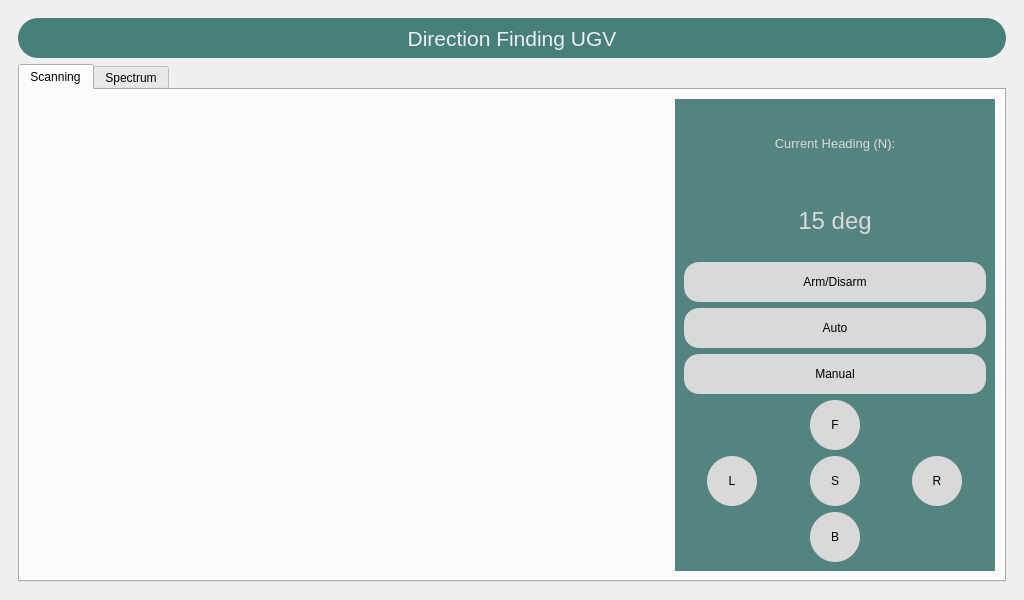
Old version of the form scripts/main_window.ui in the repository fabeha-raheel/DF-Tank-Project.
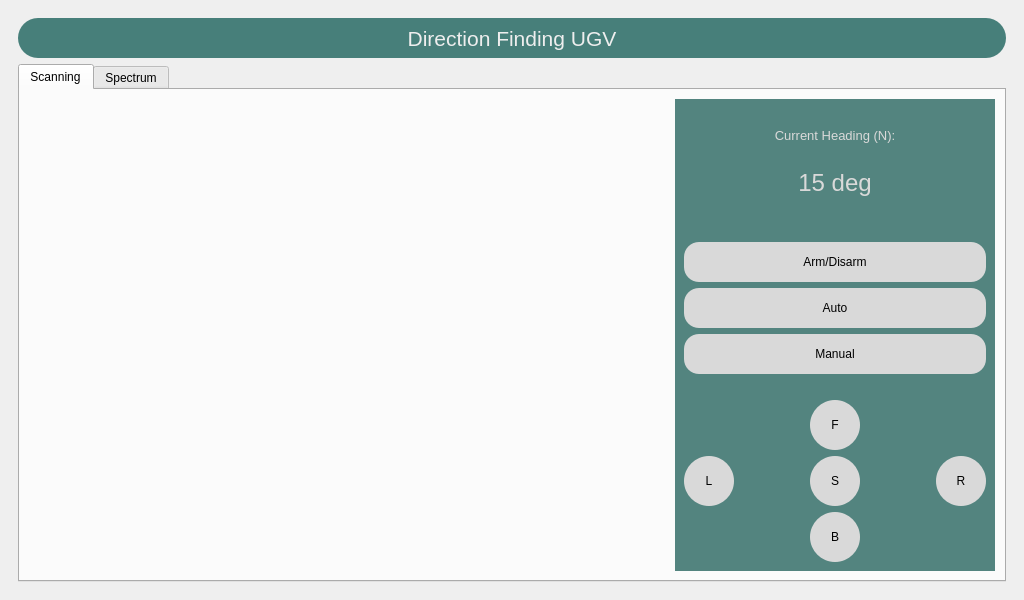
New version of the form. Icons and pictures are not drawn.

Patch:
```diff
--- a/scripts/main_window.ui
+++ b/scripts/main_window.ui
@@ -88,7 +88,7 @@
            <string/>
           </property>
           <property name="pixmap">
-           <pixmap resource="resources.qrc">:/icons/resources/prince_sattam_logo.png</pixmap>
+           <pixmap>:/icons/resources/prince_sattam_logo.png</pixmap>
           </property>
           <property name="scaledContents">
            <bool>true</bool>
@@ -178,6 +178,9 @@
                 </property>
                </widget>
               </item>
+              <item row="0" column="0" colspan="2">
+               <layout class="QVBoxLayout" name="plot_layout"/>
+              </item>
               <item row="0" column="2" rowspan="2">
                <widget class="QWidget" name="widget" native="true">
                 <property name="styleSheet">
@@ -186,6 +189,19 @@
 }</string>
                 </property>
                 <layout class="QVBoxLayout" name="verticalLayout_2">
+                 <item>
+                  <spacer name="verticalSpacer_7">
+                   <property name="orientation">
+                    <enum>Qt::Vertical</enum>
+                   </property>
+                   <property name="sizeHint" stdset="0">
+                    <size>
+                     <width>20</width>
+                     <height>40</height>
+                    </size>
+                   </property>
+                  </spacer>
+                 </item>
                  <item>
                   <widget class="QLabel" name="label_3">
                    <property name="sizePolicy">
@@ -210,6 +226,19 @@
                    </property>
                   </widget>
                  </item>
+                 <item>
+                  <spacer name="verticalSpacer_6">
+                   <property name="orientation">
+                    <enum>Qt::Vertical</enum>
+                   </property>
+                   <property name="sizeHint" stdset="0">
+                    <size>
+                     <width>20</width>
+                     <height>40</height>
+                    </size>
+                   </property>
+                  </spacer>
+                 </item>
                  <item>
                   <widget class="QLabel" name="label_4">
                    <property name="sizePolicy">
@@ -234,12 +263,38 @@
                    </property>
                   </widget>
                  </item>
+                 <item>
+                  <spacer name="verticalSpacer_4">
+                   <property name="orientation">
+                    <enum>Qt::Vertical</enum>
+                   </property>
+                   <property name="sizeHint" stdset="0">
+                    <size>
+                     <width>20</width>
+                     <height>40</height>
+                    </size>
+                   </property>
+                  </spacer>
+                 </item>
+                 <item>
+                  <spacer name="verticalSpacer_8">
+                   <property name="orientation">
+                    <enum>Qt::Vertical</enum>
+                   </property>
+                   <property name="sizeHint" stdset="0">
+                    <size>
+                     <width>20</width>
+                     <height>40</height>
+                    </size>
+                   </property>
+                  </spacer>
+                 </item>
                  <item>
                   <layout class="QGridLayout" name="gridLayout_4">
-                   <item row="4" column="1" alignment="Qt::AlignHCenter">
+                   <item row="5" column="2" alignment="Qt::AlignHCenter">
                     <widget class="QPushButton" name="stop_button">
                      <property name="sizePolicy">
-                      <sizepolicy hsizetype="Fixed" vsizetype="Fixed">
+                      <sizepolicy hsizetype="Minimum" vsizetype="Minimum">
                        <horstretch>0</horstretch>
                        <verstretch>0</verstretch>
                       </sizepolicy>
@@ -257,7 +312,20 @@
                      </property>
                     </widget>
                    </item>
-                   <item row="4" column="0" alignment="Qt::AlignHCenter">
+                   <item row="3" column="2">
+                    <spacer name="verticalSpacer_5">
+                     <property name="orientation">
+                      <enum>Qt::Vertical</enum>
+                     </property>
+                     <property name="sizeHint" stdset="0">
+                      <size>
+                       <width>20</width>
+                       <height>40</height>
+                      </size>
+                     </property>
+                    </spacer>
+                   </item>
+                   <item row="5" column="1">
                     <widget class="QPushButton" name="left_button">
                      <property name="sizePolicy">
                       <sizepolicy hsizetype="Fixed" vsizetype="Fixed">
@@ -279,48 +347,6 @@
                     </widget>
                    </item>
                    <item row="4" column="2" alignment="Qt::AlignHCenter">
-                    <widget class="QPushButton" name="right_button">
-                     <property name="sizePolicy">
-                      <sizepolicy hsizetype="Fixed" vsizetype="Fixed">
-                       <horstretch>0</horstretch>
-                       <verstretch>0</verstretch>
-                      </sizepolicy>
-                     </property>
-                     <property name="styleSheet">
-                      <string notr="true">QPushButton{
-	background-color: #D9D9D9;
-	width: 50px;
-	height: 50px;
-	border-radius: 25px;
-}</string>
-                     </property>
-                     <property name="text">
-                      <string>R</string>
-                     </property>
-                    </widget>
-                   </item>
-                   <item row="5" column="1" alignment="Qt::AlignHCenter">
-                    <widget class="QPushButton" name="backward_button">
-                     <property name="sizePolicy">
-                      <sizepolicy hsizetype="Fixed" vsizetype="Fixed">
-                       <horstretch>0</horstretch>
-                       <verstretch>0</verstretch>
-                      </sizepolicy>
-                     </property>
-                     <property name="styleSheet">
-                      <string notr="true">QPushButton{
-	background-color: #D9D9D9;
-	width: 50px;
-	height: 50px;
-	border-radius: 25px;
-}</string>
-                     </property>
-                     <property name="text">
-                      <string>B</string>
-                     </property>
-                    </widget>
-                   </item>
-                   <item row="3" column="1" alignment="Qt::AlignHCenter">
                     <widget class="QPushButton" name="forward_button">
                      <property name="sizePolicy">
                       <sizepolicy hsizetype="Fixed" vsizetype="Fixed">
@@ -341,55 +367,49 @@
                      </property>
                     </widget>
                    </item>
-                   <item row="0" column="0" colspan="3">
-                    <widget class="QPushButton" name="pushButton_3">
-                     <property name="minimumSize">
-                      <size>
-                       <width>80</width>
-                       <height>40</height>
-                      </size>
+                   <item row="6" column="2" alignment="Qt::AlignHCenter">
+                    <widget class="QPushButton" name="backward_button">
+                     <property name="sizePolicy">
+                      <sizepolicy hsizetype="Fixed" vsizetype="Fixed">
+                       <horstretch>0</horstretch>
+                       <verstretch>0</verstretch>
+                      </sizepolicy>
                      </property>
-                     <property name="font">
-                      <font>
-                       <pointsize>9</pointsize>
-                      </font>
-                     </property>
                      <property name="styleSheet">
                       <string notr="true">QPushButton{
 	background-color: #D9D9D9;
-	border-radius: 15px;
+	width: 50px;
+	height: 50px;
+	border-radius: 25px;
 }</string>
                      </property>
                      <property name="text">
-                      <string>Arm/Disarm</string>
+                      <string>B</string>
                      </property>
                     </widget>
                    </item>
-                   <item row="1" column="0" colspan="3">
-                    <widget class="QPushButton" name="pushButton">
-                     <property name="minimumSize">
-                      <size>
-                       <width>80</width>
-                       <height>40</height>
-                      </size>
+                   <item row="5" column="3">
+                    <widget class="QPushButton" name="right_button">
+                     <property name="sizePolicy">
+                      <sizepolicy hsizetype="Fixed" vsizetype="Fixed">
+                       <horstretch>0</horstretch>
+                       <verstretch>0</verstretch>
+                      </sizepolicy>
                      </property>
-                     <property name="font">
-                      <font>
-                       <pointsize>9</pointsize>
-                      </font>
-                     </property>
                      <property name="styleSheet">
                       <string notr="true">QPushButton{
 	background-color: #D9D9D9;
-	border-radius: 15px;
+	width: 50px;
+	height: 50px;
+	border-radius: 25px;
 }</string>
                      </property>
                      <property name="text">
-                      <string>Auto</string>
+                      <string>R</string>
                      </property>
                     </widget>
                    </item>
-                   <item row="2" column="0" colspan="3">
+                   <item row="2" column="1" colspan="3">
                     <widget class="QPushButton" name="pushButton_2">
                      <property name="minimumSize">
                       <size>
@@ -413,14 +433,59 @@
                      </property>
                     </widget>
                    </item>
+                   <item row="1" column="1" colspan="3">
+                    <widget class="QPushButton" name="pushButton">
+                     <property name="minimumSize">
+                      <size>
+                       <width>80</width>
+                       <height>40</height>
+                      </size>
+                     </property>
+                     <property name="font">
+                      <font>
+                       <pointsize>9</pointsize>
+                      </font>
+                     </property>
+                     <property name="styleSheet">
+                      <string notr="true">QPushButton{
+	background-color: #D9D9D9;
+	border-radius: 15px;
+}</string>
+                     </property>
+                     <property name="text">
+                      <string>Auto</string>
+                     </property>
+                    </widget>
+                   </item>
+                   <item row="0" column="1" colspan="3">
+                    <widget class="QPushButton" name="pushButton_3">
+                     <property name="minimumSize">
+                      <size>
+                       <width>80</width>
+                       <height>40</height>
+                      </size>
+                     </property>
+                     <property name="font">
+                      <font>
+                       <pointsize>9</pointsize>
+                      </font>
+                     </property>
+                     <property name="styleSheet">
+                      <string notr="true">QPushButton{
+	background-color: #D9D9D9;
+	border-radius: 15px;
+}</string>
+                     </property>
+                     <property name="text">
+                      <string>Arm/Disarm</string>
+                     </property>
+                    </widget>
+                   </item>
                   </layout>
                  </item>
                 </layout>
                </widget>
               </item>
-              <item row="0" column="0" colspan="2">
-               <layout class="QVBoxLayout" name="plot_layout"/>
-              </item>
              </layout>
             </item>
            </layout>
```
